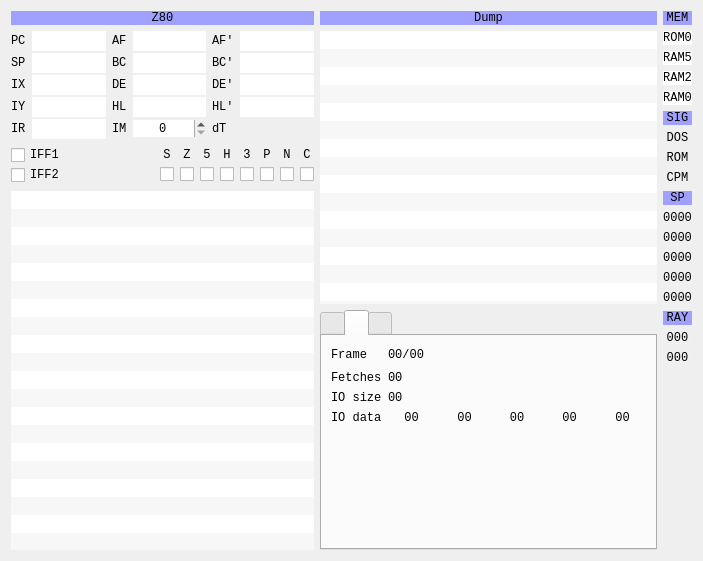
Above: ui/debuger.ui from samstyle/Xpeccy before the change. Below: the same form after it.
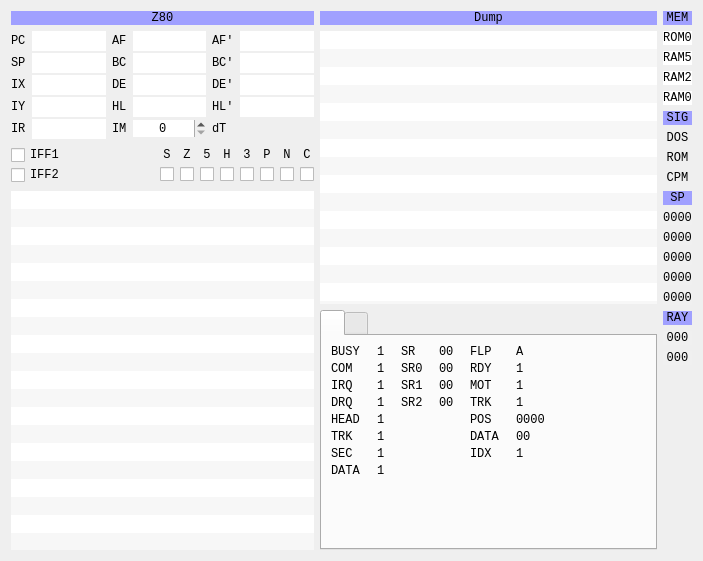
That is the form after the change. The open tabs and pages were chosen to show the change. Icons and pictures are not drawn. Custom widgets are drawn as their Qt base class.

Commit message: build 20150728 [+] Some changes of deBUGa

```diff
--- a/ui/debuger.ui
+++ b/ui/debuger.ui
@@ -1103,150 +1103,6 @@
          </item>
         </layout>
        </widget>
-       <widget class="QWidget" name="rzxTab">
-        <attribute name="icon">
-         <iconset resource="../xpeccy.qrc">
-          <normaloff>:/images/video.png</normaloff>:/images/video.png</iconset>
-        </attribute>
-        <attribute name="title">
-         <string/>
-        </attribute>
-        <layout class="QVBoxLayout" name="verticalLayout">
-         <item>
-          <layout class="QGridLayout" name="gridLayout_3">
-           <item row="1" column="1">
-            <widget class="QLabel" name="rzxFetch">
-             <property name="text">
-              <string>00</string>
-             </property>
-            </widget>
-           </item>
-           <item row="2" column="1">
-            <widget class="QLabel" name="rzxFSize">
-             <property name="text">
-              <string>00</string>
-             </property>
-            </widget>
-           </item>
-           <item row="0" column="0">
-            <widget class="QLabel" name="label_48">
-             <property name="text">
-              <string>Frame</string>
-             </property>
-            </widget>
-           </item>
-           <item row="0" column="1">
-            <widget class="QLabel" name="rzxFrm">
-             <property name="text">
-              <string>00/00</string>
-             </property>
-            </widget>
-           </item>
-           <item row="1" column="0">
-            <widget class="QLabel" name="label_51">
-             <property name="text">
-              <string>Fetches</string>
-             </property>
-            </widget>
-           </item>
-           <item row="2" column="0">
-            <widget class="QLabel" name="label_52">
-             <property name="text">
-              <string>IO size</string>
-             </property>
-            </widget>
-           </item>
-           <item row="0" column="2">
-            <spacer name="horizontalSpacer_3">
-             <property name="orientation">
-              <enum>Qt::Horizontal</enum>
-             </property>
-             <property name="sizeHint" stdset="0">
-              <size>
-               <width>40</width>
-               <height>20</height>
-              </size>
-             </property>
-            </spacer>
-           </item>
-          </layout>
-         </item>
-         <item>
-          <layout class="QHBoxLayout" name="horizontalLayout_2">
-           <item>
-            <widget class="QLabel" name="label_50">
-             <property name="text">
-              <string>IO data</string>
-             </property>
-            </widget>
-           </item>
-           <item>
-            <widget class="QLabel" name="rzxIO1">
-             <property name="text">
-              <string>00</string>
-             </property>
-             <property name="alignment">
-              <set>Qt::AlignCenter</set>
-             </property>
-            </widget>
-           </item>
-           <item>
-            <widget class="QLabel" name="rzxIO2">
-             <property name="text">
-              <string>00</string>
-             </property>
-             <property name="alignment">
-              <set>Qt::AlignCenter</set>
-             </property>
-            </widget>
-           </item>
-           <item>
-            <widget class="QLabel" name="rzxIO3">
-             <property name="text">
-              <string>00</string>
-             </property>
-             <property name="alignment">
-              <set>Qt::AlignCenter</set>
-             </property>
-            </widget>
-           </item>
-           <item>
-            <widget class="QLabel" name="rzxIO4">
-             <property name="text">
-              <string>00</string>
-             </property>
-             <property name="alignment">
-              <set>Qt::AlignCenter</set>
-             </property>
-            </widget>
-           </item>
-           <item>
-            <widget class="QLabel" name="rzxIO5">
-             <property name="text">
-              <string>00</string>
-             </property>
-             <property name="alignment">
-              <set>Qt::AlignCenter</set>
-             </property>
-            </widget>
-           </item>
-          </layout>
-         </item>
-         <item>
-          <spacer name="verticalSpacer_2">
-           <property name="orientation">
-            <enum>Qt::Vertical</enum>
-           </property>
-           <property name="sizeHint" stdset="0">
-            <size>
-             <width>20</width>
-             <height>93</height>
-            </size>
-           </property>
-          </spacer>
-         </item>
-        </layout>
-       </widget>
        <widget class="QWidget" name="scrTab">
         <attribute name="icon">
          <iconset resource="../xpeccy.qrc">
@@ -1594,6 +1450,13 @@
    </property>
   </action>
  </widget>
+ <customwidgets>
+  <customwidget>
+   <class>xTableWidget</class>
+   <extends>QTableWidget</extends>
+   <header location="global">stdlib.h</header>
+  </customwidget>
+ </customwidgets>
  <resources>
   <include location="../xpeccy.qrc"/>
  </resources>
```
Left out of the diff: 4 changed lines with no effect on the pictures. The commit also changes 2 other files.
